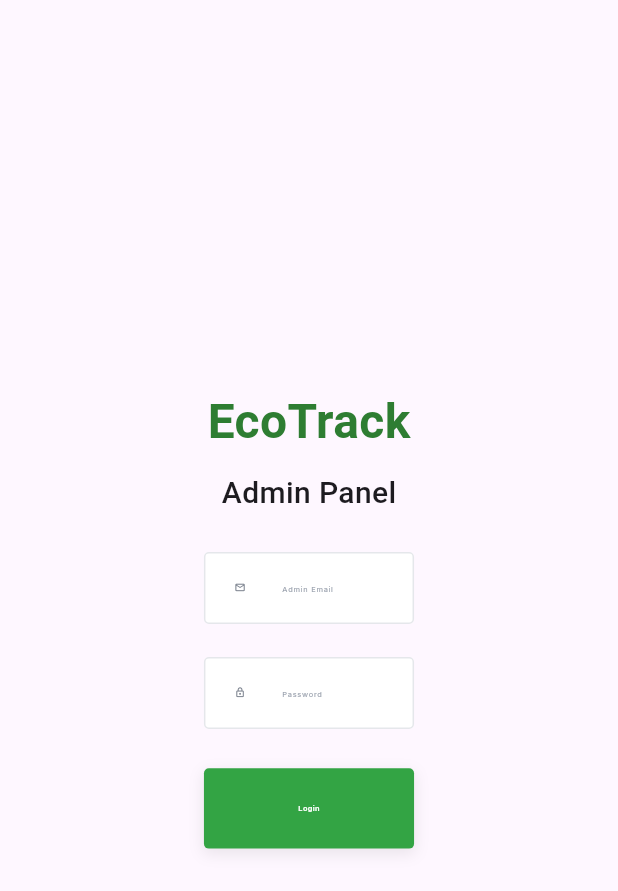
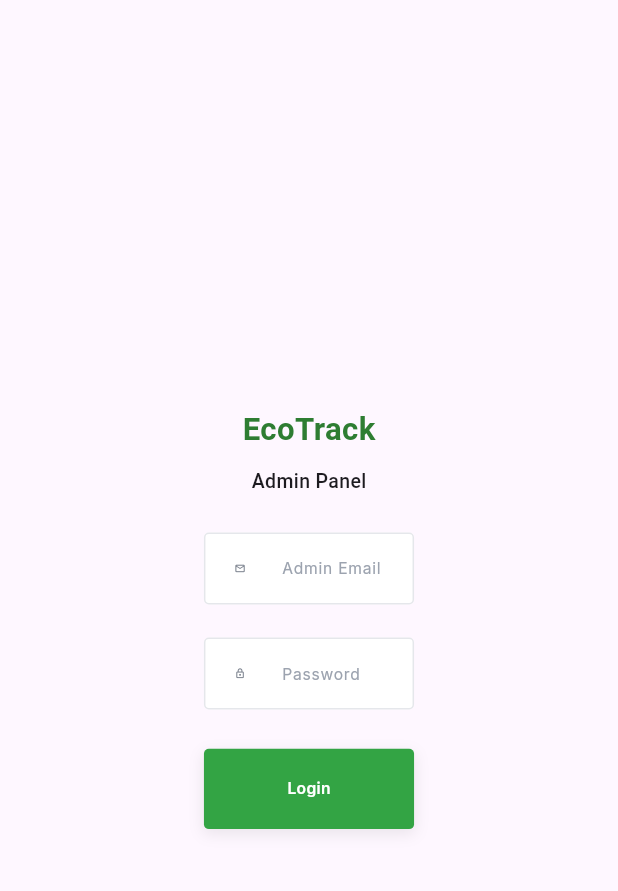
Before and after one commit to rehan-69/ecotrack-admin-panel, a Flutter app: the screen it shows after launch, on a phone screen of 412 x 824 dp. Shown: the top 891 px of the screen. Run offline on Flutter 3.47's test engine with Material 3 defaults, Android fonts, the phone set to English and light mode, and no system bars; our stand-ins replace fl_chart, google_fonts.

Commit message:
Refactor AdminLoginScreen for improved readability and responsive font sizes

```diff
--- a/lib/views/login/admin_login_screen.dart
+++ b/lib/views/login/admin_login_screen.dart
@@ -13,67 +13,93 @@ class AdminLoginScreen extends StatelessWidget {
       body: Center(
         child: Container(
           width: context.width * 0.40,
-          padding: EdgeInsets.all(context.width * 0.030),
+          padding: EdgeInsets.all(
+            context.width * 0.030,
+          ),
           child: Column(
             mainAxisSize: MainAxisSize.min,
             children: [
-              const Text(
+              Text(
                 'EcoTrack',
                 style: TextStyle(
-                  fontSize: 32,
+                  fontSize:
+                      context.responsiveFont(32),
                   fontWeight: FontWeight.bold,
-                  color: Color(0xFF2E7D32),
+                  color: const Color(0xFF2E7D32),
                 ),
               ),
 
-              const SizedBox(height: 10),
-
-              const Text(
-                'Admin Panel',
-                style: TextStyle(fontSize: 20, fontWeight: FontWeight.w500),
+              const SizedBox(
+                height: 10,
               ),
 
-              SizedBox(height: context.height * 0.030),
+              Text(
+                'Admin Panel',
+                style: TextStyle(
+                  fontSize:
+                      context.responsiveFont(20),
+                  fontWeight: FontWeight.w500,
+                ),
+              ),
+
+              SizedBox(
+                height: context.height * 0.030,
+              ),
 
               CustomTextField(
                 title: 'Admin Email',
                 width: context.width * 0.35,
                 height: context.height * 0.065,
-                fontSize: context.width * 0.012,
-                borderRadius: context.width * 0.008,
-                keyboardType: TextInputType.emailAddress,
-                prefixIcon: Icons.email_outlined,
+                fontSize:
+                    context.responsiveFont(16),
+                borderRadius:
+                    context.width * 0.008,
+                keyboardType:
+                    TextInputType.emailAddress,
+                prefixIcon:
+                    Icons.email_outlined,
               ),
 
-              SizedBox(height: context.height * 0.020),
+              SizedBox(
+                height: context.height * 0.020,
+              ),
 
               CustomTextField(
                 title: 'Password',
                 width: context.width * 0.35,
                 height: context.height * 0.065,
-                fontSize: context.width * 0.012,
-                borderRadius: context.width * 0.008,
+                fontSize:
+                    context.responsiveFont(16),
+                borderRadius:
+                    context.width * 0.008,
                 obscureText: true,
-                prefixIcon: Icons.lock_outline,
+                prefixIcon:
+                    Icons.lock_outline,
               ),
 
-              SizedBox(height: context.height * 0.025),
+              SizedBox(
+                height: context.height * 0.025,
+              ),
 
               CustomButton(
                 text: 'Login',
-                  onPressed:() {
-                    Navigator.pushReplacement(
-                      context,
-                      MaterialPageRoute(
-                        builder: (context) => const AdminLayout(),
-                      ),
-                    );
+                onPressed: () {
+                  Navigator.pushReplacement(
+                    context,
+                    MaterialPageRoute(
+                      builder: (context) =>
+                          const AdminLayout(),
+                    ),
+                  );
                 },
                 width: context.width * 0.35,
                 height: context.height * 0.065,
-                borderRadius: context.width * 0.008,
-                fontSize: context.width * 0.012,
-                fontWeight: FontWeight.w600,
+                borderRadius:
+                    context.width * 0.008,
+                fontSize:
+                    context.responsiveFont(16),
+                fontWeight:
+                    FontWeight.w600,
               ),
             ],
           ),
```
